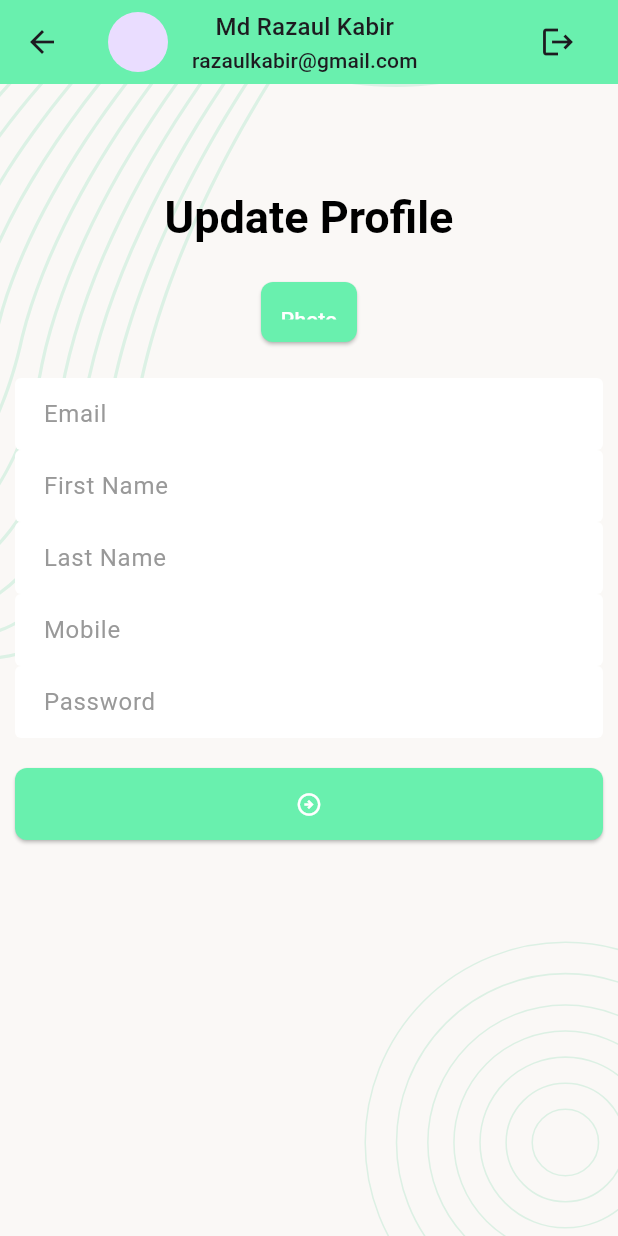
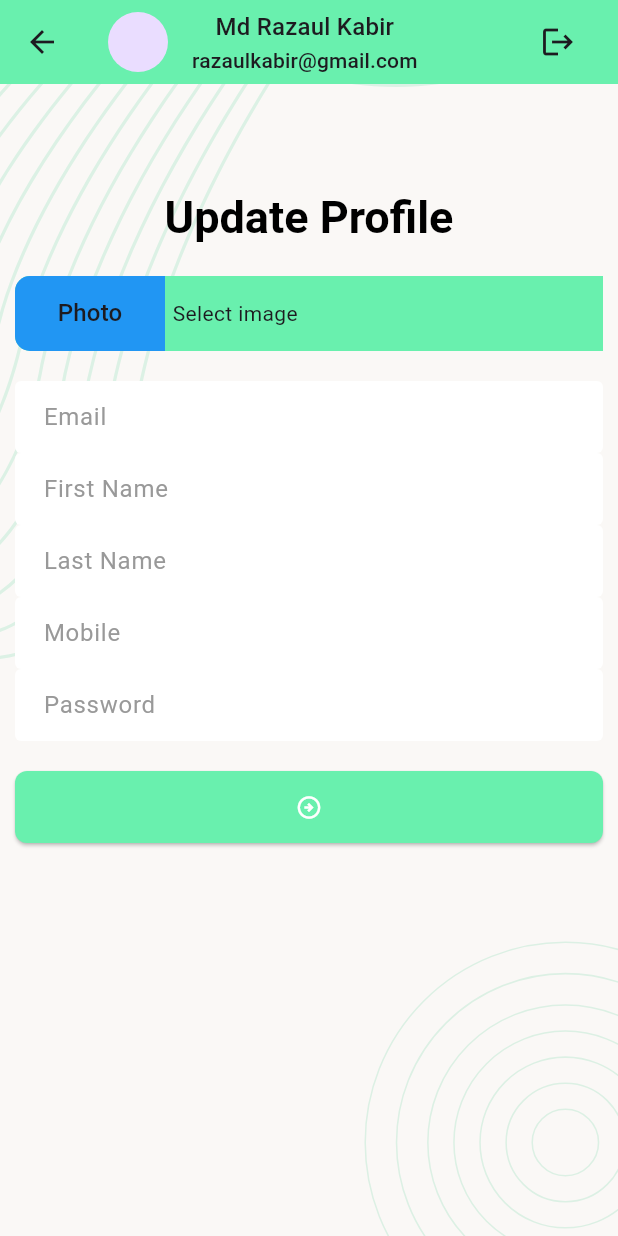
Before and after one commit to mdrazaulkabir/task_mannager, a Flutter app: the UpdateProfileScreen screen opened by its route, after a tap on "Photo", on a phone screen of 412 x 824 dp. Run offline on Flutter 3.47's test engine with Material 3 defaults, Android fonts, the phone set to English and light mode, and no system bars; our stand-ins replace flutter_svg, image_picker, pin_code_fields.

Commit message:
added the desterdetector for image picker in container

```diff
--- a/lib/ui/navigartorScreen/update_profile_screen.dart
+++ b/lib/ui/navigartorScreen/update_profile_screen.dart
@@ -1,22 +1,29 @@
 import 'package:flutter/material.dart';
+import 'package:image_picker/image_picker.dart';
 import 'package:task_mannager/ui/widgets/tm_app_bar.dart';
 
 import '../widgets/screen_background.dart';
+
 class UpdateProfileScreen extends StatefulWidget {
   const UpdateProfileScreen({super.key});
-  static const String name="updateProfileScreen";
+
+  static const String name = "updateProfileScreen";
+
   @override
   State<UpdateProfileScreen> createState() => _UpdateProfileScreenState();
 }
 
 class _UpdateProfileScreenState extends State<UpdateProfileScreen> {
-  final TextEditingController _emailTEController=TextEditingController();
-  final TextEditingController _firstNameTEController=TextEditingController();
-  final TextEditingController _lastNameTEController=TextEditingController();
-  final TextEditingController _mobileTEController=TextEditingController();
-  final TextEditingController _passwordTEController=TextEditingController();
+  final TextEditingController _emailTEController = TextEditingController();
+  final TextEditingController _firstNameTEController = TextEditingController();
+  final TextEditingController _lastNameTEController = TextEditingController();
+  final TextEditingController _mobileTEController = TextEditingController();
+  final TextEditingController _passwordTEController = TextEditingController();
+  final ImagePicker _imagePicker=ImagePicker();
+  XFile? _selectedImage;
 
-  final GlobalKey<FormState> _formkey=GlobalKey<FormState>();
+  final GlobalKey<FormState> _formkey = GlobalKey<FormState>();
+
   @override
   Widget build(BuildContext context) {
     return Scaffold(
@@ -27,7 +34,7 @@ class _UpdateProfileScreenState extends State<UpdateProfileScreen> {
           padding: const EdgeInsets.all(10),
           child: Form(
             key: _formkey,
-                autovalidateMode:AutovalidateMode.onUserInteraction,
+            autovalidateMode: AutovalidateMode.onUserInteraction,
             child: Column(
               children: [
                 const SizedBox(
@@ -40,10 +47,35 @@ class _UpdateProfileScreenState extends State<UpdateProfileScreen> {
                 const SizedBox(
                   height: 20,
                 ),
-                    ElevatedButton(onPressed: (){},style: ElevatedButton.styleFrom(
-                      fixedSize:Size(40,40),
-                      //padding: EdgeInsets.all(20)
-                    ), child: Text('Photo'),),
+                GestureDetector(
+                  onTap: _onTapImagePicker,
+                  child: Container(
+                    height: 50,
+                    width: double.infinity,
+                    decoration: const BoxDecoration(
+                        color: Colors.greenAccent,
+                        borderRadius: BorderRadius.only(
+                            topLeft: Radius.circular(10),
+                            bottomLeft: Radius.circular(10))),
+                    child: Row(
+                      children: [
+                        Container(
+                          height: 50,
+                          width: 100,
+                          decoration: const BoxDecoration(
+                              color: Colors.blue,
+                              borderRadius: BorderRadius.only(
+                                  topLeft: Radius.circular(10),
+                                  bottomLeft: Radius.circular(10))),
+                          alignment: Alignment.center,
+                          child: Text("Photo",style: Theme.of(context).textTheme.titleMedium,),
+                        ),
+                        const SizedBox(width: 5,),
+                         Text(_selectedImage==null? "Select image":_selectedImage!.name),
+                      ],
+                    ),
+                  ),
+                ),
                 const SizedBox(
                   height: 20,
                 ),
@@ -53,10 +85,10 @@ class _UpdateProfileScreenState extends State<UpdateProfileScreen> {
                   ),
                   textInputAction: TextInputAction.next,
                   controller: _emailTEController,
-                      validator: (String? value){
+                  validator: (String? value) {
                     //if(value?.trim().isEmpty?? true){}
                     //if(value!.length<=6){}
-                        if(value?.isEmpty?? true){
+                    if (value?.isEmpty ?? true) {
                       return "Enter valid email";
                     }
                     return null;
@@ -68,13 +100,12 @@ class _UpdateProfileScreenState extends State<UpdateProfileScreen> {
                   ),
                   textInputAction: TextInputAction.next,
                   controller: _firstNameTEController,
-                      validator: (String? value){
-                        if(value?.isEmpty?? true){
+                  validator: (String? value) {
+                    if (value?.isEmpty ?? true) {
                       return "Enter valid name!";
                     }
                     return null;
                   },
-
                 ),
                 TextFormField(
                   decoration: const InputDecoration(
@@ -82,8 +113,8 @@ class _UpdateProfileScreenState extends State<UpdateProfileScreen> {
                   ),
                   textInputAction: TextInputAction.next,
                   controller: _lastNameTEController,
-                      validator: (String? value){
-                        if(value?.trim().isEmpty?? true){
+                  validator: (String? value) {
+                    if (value?.trim().isEmpty ?? true) {
                       return "Enter valid name!";
                     }
                     return null;
@@ -96,8 +127,8 @@ class _UpdateProfileScreenState extends State<UpdateProfileScreen> {
                   textInputAction: TextInputAction.next,
                   keyboardType: TextInputType.number,
                   controller: _mobileTEController,
-                      validator: (String? value){
-                        if(value!.length<=6){
+                  validator: (String? value) {
+                    if (value!.length <= 6) {
                       return "Enter valid mobile number!";
                     }
                     return null;
@@ -110,8 +141,8 @@ class _UpdateProfileScreenState extends State<UpdateProfileScreen> {
                   textInputAction: TextInputAction.next,
                   keyboardType: TextInputType.number,
                   controller: _passwordTEController,
-                      validator: (String? value){
-                        if(value!.length<=6){
+                  validator: (String? value) {
+                    if (value!.length <= 6) {
                       return "Enter valid password!";
                     }
                     return null;
@@ -133,8 +164,9 @@ class _UpdateProfileScreenState extends State<UpdateProfileScreen> {
       )),
     );
   }
-  void _onTapUpdateButton(){
-    if(_formkey.currentState!.validate()){
+
+  void _onTapUpdateButton() {
+    if (_formkey.currentState!.validate()) {
       // Navigator.pushReplacementNamed(context, BottomMainNavScreen.name);
     }
   }
@@ -148,6 +180,15 @@ class _UpdateProfileScreenState extends State<UpdateProfileScreen> {
     _lastNameTEController.dispose();
     _mobileTEController.dispose();
     _passwordTEController.dispose();
+  }
 
+    Future<void> _onTapImagePicker()async {
+    final XFile? NowimagePicked=await _imagePicker.pickImage(source:ImageSource.camera);
+    if(NowimagePicked!=null){
+      _selectedImage=NowimagePicked;
+      setState(() {
+
+      });
      }
     }
+}
--- a/lib/ui/widgets/tm_app_bar.dart
+++ b/lib/ui/widgets/tm_app_bar.dart
@@ -42,6 +42,8 @@ class _TMAppBarState extends State<TMAppBar> {
     Navigator.pushNamedAndRemoveUntil(context, SignInScreen.name, (route) => false);
   }
   void _onTabAppBarGestureDetector(){
-    Navigator.pushNamed(context, UpdateProfileScreen.name);
+    if(ModalRoute.of(context)?.settings.name!=UpdateProfileScreen.name){
+      Navigator.pushNamed(context, UpdateProfileScreen.name);
+    }
   }
 }
--- a/pubspec.yaml
+++ b/pubspec.yaml
@@ -19,6 +19,7 @@ dependencies:
   cupertino_icons: ^1.0.2
   flutter_svg: ^2.0.10+1
   pin_code_fields: ^8.0.1
+  image_picker: ^1.0.8
 
 dev_dependencies:
   flutter_test:
```
Also changed, not shown: pubspec.lock. Lines whose indentation alone changed are shown as unchanged.
